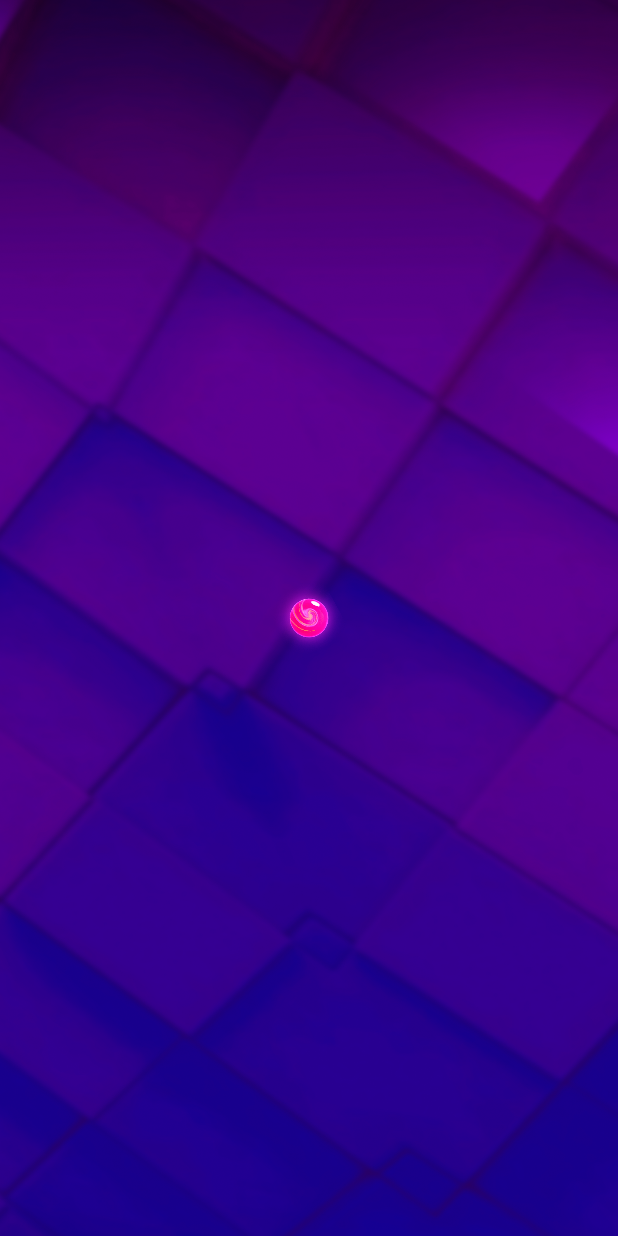
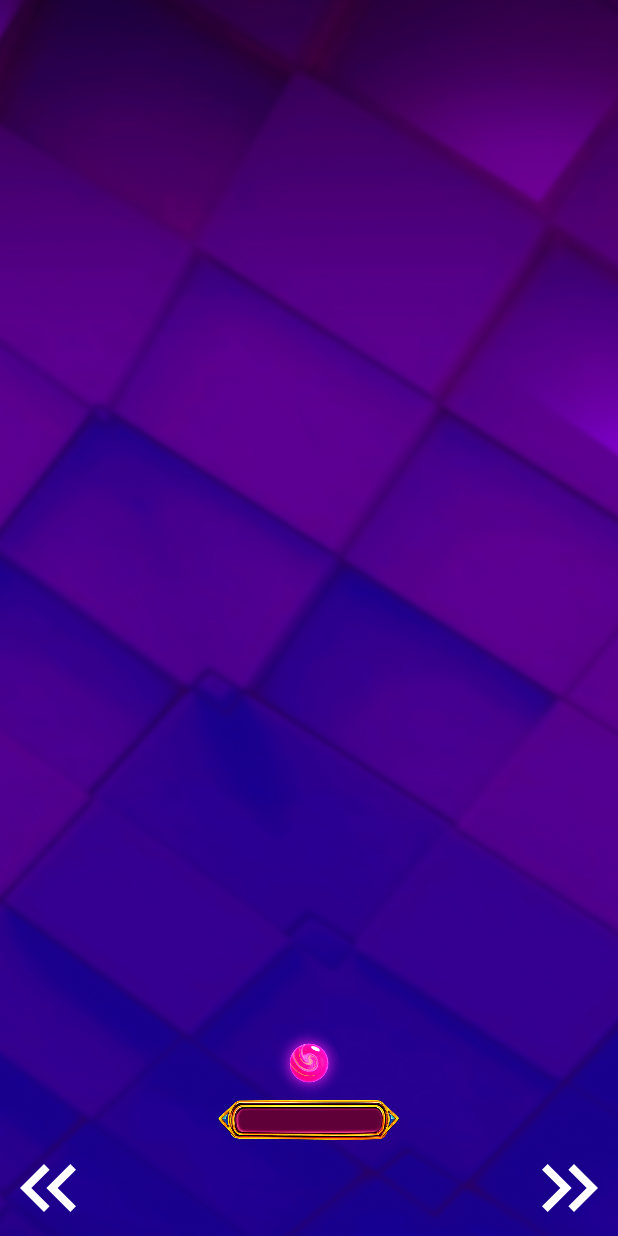
Before and after one commit to Oleg144101957/Jump-Plin, an Android app: the JumpActivity screen opened directly, with no data from a screen before it, on a phone screen of 412 x 824 dp. Run offline under Robolectric (Android 15) with nearby library versions, the phone set to English and light mode, and no system bars.

Commit message:
half of the game ui

```diff
--- a/app/src/main/AndroidManifest.xml
+++ b/app/src/main/AndroidManifest.xml
@@ -16,8 +16,11 @@
         android:supportsRtl="true"
         android:theme="@style/Theme.JumpPlin"
         tools:targetApi="31">
+
+
         <activity
             android:name=".presantation.UnoActivity"
+            android:screenOrientation="portrait"
             android:exported="true">
             <intent-filter>
                 <action android:name="android.intent.action.MAIN" />
@@ -30,11 +33,13 @@
         <activity
             android:name=".presantation.DosActivity"
             android:theme="@style/Theme.JumpPlin"
+            android:screenOrientation="portrait"
             android:exported="false"/>
 
         <activity
             android:name=".presantation.JumpActivity"
             android:theme="@style/Theme.JumpPlin"
+            android:screenOrientation="portrait"
             android:exported="false"/>
 
     </application>
--- a/app/src/main/java/com/snapd/presantation/JumpActivity.kt
+++ b/app/src/main/java/com/snapd/presantation/JumpActivity.kt
@@ -1,6 +1,7 @@
 package com.snapd.presantation
 
 import android.os.Bundle
+import android.util.Log
 import android.view.animation.Animation
 import android.view.animation.Animation.AnimationListener
 import android.view.animation.TranslateAnimation
@@ -10,6 +11,7 @@ import com.snapd.databinding.ActivityJumpBinding
 class JumpActivity : AppCompatActivity() {
 
     private lateinit var binding: ActivityJumpBinding
+    private var xOffset = 0F
 
     override fun onCreate(savedInstanceState: Bundle?) {
         super.onCreate(savedInstanceState)
@@ -18,6 +20,9 @@ class JumpActivity : AppCompatActivity() {
 
 
         val screenHeight = resources.displayMetrics.heightPixels.toFloat()
+        val screenWidth = resources.displayMetrics.widthPixels.toFloat()
+        val halfOfTheScreenWidth = screenWidth/2F
+
 
         val jumpAnim = TranslateAnimation(0F, 0F, 0F, -screenHeight + binding.jumpingBall.height)
         jumpAnim.duration = 1000
@@ -26,6 +31,7 @@ class JumpActivity : AppCompatActivity() {
             override fun onAnimationStart(animation: Animation?) { }
 
             override fun onAnimationEnd(animation: Animation?) {
+                binding.jumpingBall.translationX = xOffset
                 binding.jumpingBall.startAnimation(jumpAnim)
             }
 
@@ -35,5 +41,25 @@ class JumpActivity : AppCompatActivity() {
         binding.jumpingBall.startAnimation(jumpAnim)
 
 
+        binding.btnRight.setOnClickListener {
+            val newOffset = xOffset + halfOfTheScreenWidth/5
+            if (newOffset in -halfOfTheScreenWidth..halfOfTheScreenWidth){
+                xOffset = newOffset
+                binding.platform.translationX = xOffset
+            }
+        }
+
+        binding.btnLeft.setOnClickListener {
+            val newOffset = xOffset - halfOfTheScreenWidth/5
+
+            Log.d("123123", "New offset is $newOffset screen width / 2 is $halfOfTheScreenWidth")
+
+            if (newOffset in -halfOfTheScreenWidth..halfOfTheScreenWidth){
+                xOffset = newOffset
+                binding.platform.translationX = xOffset
+            }
+
+        }
+
     }
 }
--- /dev/null
+++ b/app/src/main/res/drawable/baseline_keyboard_double_arrow_left_24.xml
@@ -0,0 +1,6 @@
+<vector android:height="64dp" android:tint="#FFFFFF"
+    android:viewportHeight="24" android:viewportWidth="24"
+    android:width="64dp" xmlns:android="http://schemas.android.com/apk/res/android">
+    <path android:fillColor="@android:color/white" android:pathData="M17.59,18l1.41,-1.41l-4.58,-4.59l4.58,-4.59l-1.41,-1.41l-6,6z"/>
+    <path android:fillColor="@android:color/white" android:pathData="M11,18l1.41,-1.41l-4.58,-4.59l4.58,-4.59l-1.41,-1.41l-6,6z"/>
+</vector>
--- /dev/null
+++ b/app/src/main/res/drawable/baseline_keyboard_double_arrow_right_24.xml
@@ -0,0 +1,6 @@
+<vector android:height="64dp" android:tint="#FFFFFF"
+    android:viewportHeight="24" android:viewportWidth="24"
+    android:width="64dp" xmlns:android="http://schemas.android.com/apk/res/android">
+    <path android:fillColor="@android:color/white" android:pathData="M6.41,6l-1.41,1.41l4.58,4.59l-4.58,4.59l1.41,1.41l6,-6z"/>
+    <path android:fillColor="@android:color/white" android:pathData="M13,6l-1.41,1.41l4.58,4.59l-4.58,4.59l1.41,1.41l6,-6z"/>
+</vector>
--- a/app/src/main/res/layout/activity_dos.xml
+++ b/app/src/main/res/layout/activity_dos.xml
@@ -36,6 +36,7 @@
                 android:layout_height="wrap_content"
                 android:layout_gravity="center"
                 android:textColor="@color/whiteplin"
+                android:fontFamily="@font/ostrovsky"
                 android:text="Play"
                 android:textSize="24sp"
                 android:textStyle="bold"/>
@@ -57,10 +58,12 @@
                 android:layout_width="wrap_content"
                 android:layout_height="wrap_content"
                 android:layout_gravity="center"
+                android:fontFamily="@font/ostrovsky"
                 android:textColor="@color/whiteplin"
                 android:text="Shut down"
                 android:textSize="24sp"
                 android:textStyle="bold"/>
+
         </FrameLayout>
     </LinearLayout>
 
--- a/app/src/main/res/layout/activity_jump.xml
+++ b/app/src/main/res/layout/activity_jump.xml
@@ -17,8 +17,34 @@
         android:src="@drawable/element5"
         app:layout_constraintStart_toStartOf="parent"
         app:layout_constraintEnd_toEndOf="parent"
-        app:layout_constraintTop_toTopOf="parent"
+        app:layout_constraintBottom_toTopOf="@id/platform"/>
+
+    <ImageView
+        android:id="@+id/btnLeft"
+        android:layout_width="wrap_content"
+        android:layout_height="wrap_content"
+        android:src="@drawable/baseline_keyboard_double_arrow_left_24"
+        app:layout_constraintStart_toStartOf="parent"
         app:layout_constraintBottom_toBottomOf="parent"/>
+
+    <ImageView
+        android:id="@+id/btnRight"
+        android:layout_width="wrap_content"
+        android:layout_height="wrap_content"
+        android:src="@drawable/baseline_keyboard_double_arrow_right_24"
+        app:layout_constraintEnd_toEndOf="parent"
+        app:layout_constraintBottom_toBottomOf="parent"/>
+
+    <ImageView
+        android:id="@+id/platform"
+        android:layout_width="0dp"
+        android:layout_height="wrap_content"
+        app:layout_constraintWidth_percent="0.3"
+        android:adjustViewBounds="true"
+        android:src="@drawable/bbkbaseplatform"
+        app:layout_constraintStart_toStartOf="parent"
+        app:layout_constraintEnd_toEndOf="parent"
+        app:layout_constraintBottom_toTopOf="@id/btnRight"/>
 
 
 </androidx.constraintlayout.widget.ConstraintLayout>
--- a/app/src/main/res/layout/activity_uno.xml
+++ b/app/src/main/res/layout/activity_uno.xml
@@ -13,6 +13,7 @@
         android:layout_height="wrap_content"
         android:text="@string/loading"
         android:textSize="32sp"
+        android:fontFamily="@font/ostrovsky"
         android:textColor="@color/whiteplin"
         app:layout_constraintBottom_toBottomOf="parent"
         app:layout_constraintEnd_toEndOf="parent"
```
